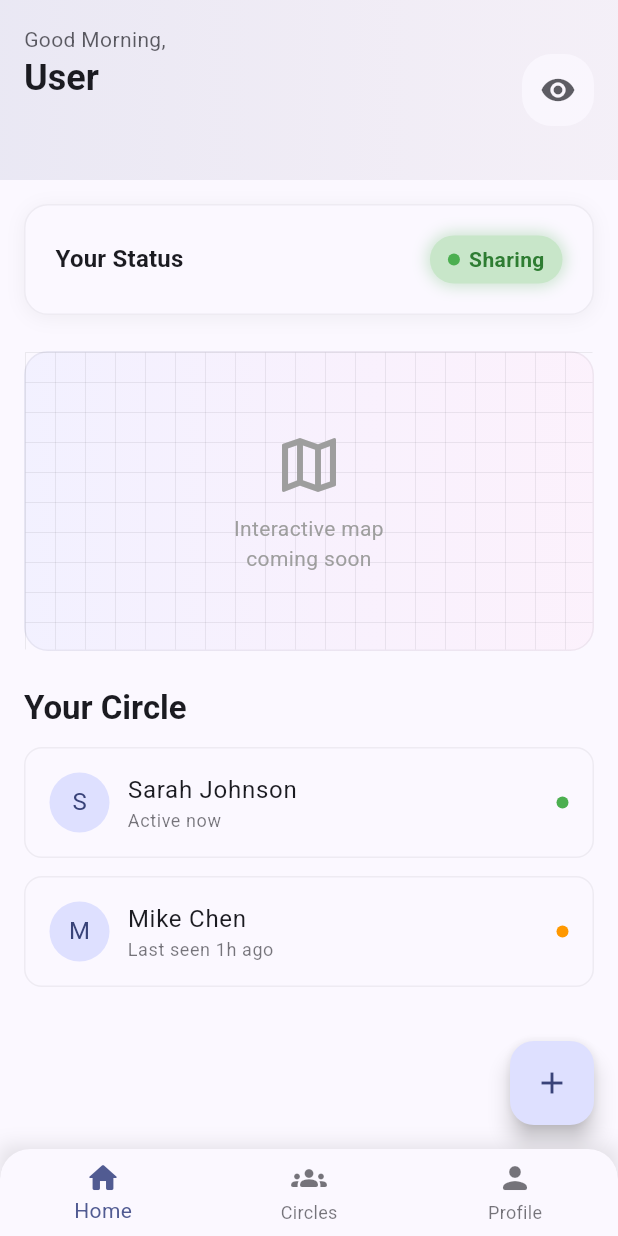
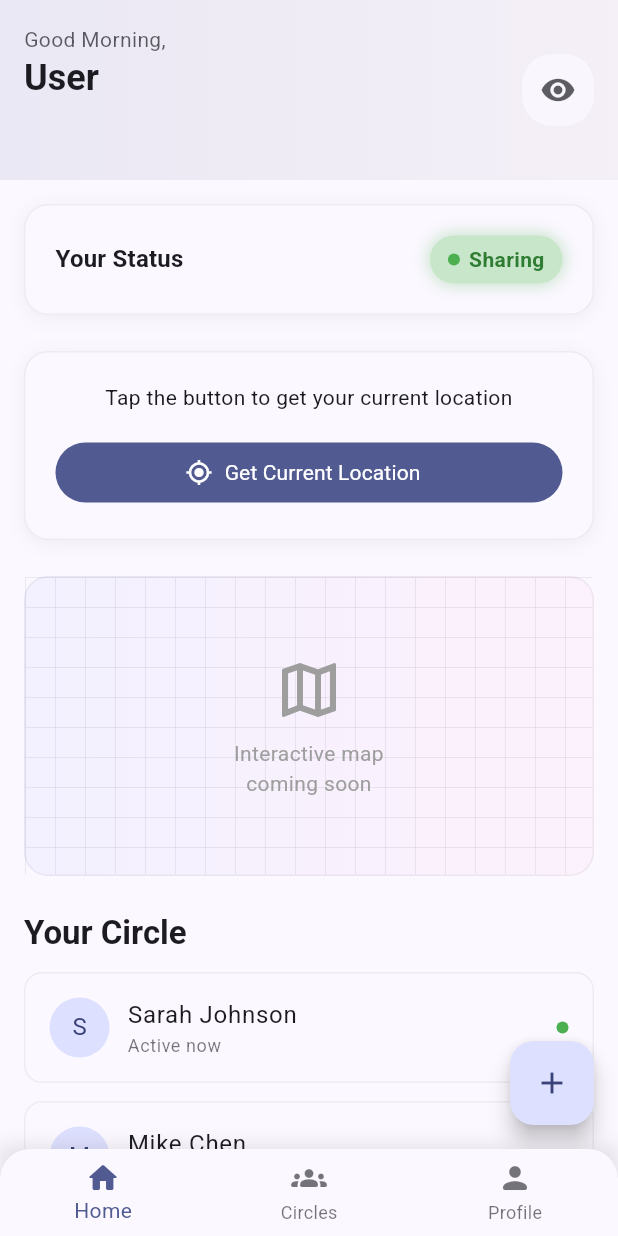
Before and after one commit to xplorjay/WAYWATCH0, a Flutter app: the screen it shows after launch, on a phone screen of 412 x 824 dp. Run offline on Flutter 3.47's test engine with Material 3 defaults, Android fonts, the phone set to English and light mode, and no system bars; our stand-ins replace geolocator, shared_preferences.

Commit message:
added location permissions

```diff
--- a/lib/screens/tabs/home_tab.dart
+++ b/lib/screens/tabs/home_tab.dart
@@ -1,4 +1,5 @@
 import 'package:flutter/material.dart';
+import 'package:geolocator/geolocator.dart';
 
 class HomeTab extends StatefulWidget {
   final String userName;
@@ -17,6 +18,42 @@ class HomeTab extends StatefulWidget {
 class _HomeTabState extends State<HomeTab> with TickerProviderStateMixin {
   late AnimationController _pulseController;
   bool _isGhostModeActive = false;
+  String _locationMessage = 'Tap the button to get your current location';
+
+  Future<void> _getCurrentLocation() async {
+    bool serviceEnabled;
+    LocationPermission permission;
+
+    serviceEnabled = await Geolocator.isLocationServiceEnabled();
+    if (!serviceEnabled) {
+      setState(() => _locationMessage = 'Location services are disabled.');
+      return;
+    }
+
+    permission = await Geolocator.checkPermission();
+    if (permission == LocationPermission.denied) {
+      permission = await Geolocator.requestPermission();
+      if (permission == LocationPermission.denied) {
+        setState(() => _locationMessage = 'Location permissions are denied.');
+        return;
+      }
+    }
+
+    if (permission == LocationPermission.deniedForever) {
+      setState(() => _locationMessage = 'Location permissions are permanently denied.');
+      return;
+    }
+
+    setState(() => _locationMessage = 'Fetching location...');
+    try {
+      Position position = await Geolocator.getCurrentPosition();
+      setState(() {
+        _locationMessage = 'Lat: ${position.latitude.toStringAsFixed(4)}\nLng: ${position.longitude.toStringAsFixed(4)}';
+      });
+    } catch (e) {
+      setState(() => _locationMessage = 'Failed to get location.');
+    }
+  }
 
   @override
   void initState() {
@@ -268,6 +305,42 @@ class _HomeTabState extends State<HomeTab> with TickerProviderStateMixin {
                 ]),
               ),
               const SizedBox(height: 24),
+              // Location Section
+              Container(
+                padding: const EdgeInsets.all(20),
+                decoration: BoxDecoration(
+                  color: Theme.of(context).colorScheme.surface,
+                  borderRadius: BorderRadius.circular(16),
+                  border: Border.all(
+                    color: Theme.of(context).colorScheme.outline.withValues(alpha: 0.1),
+                  ),
+                  boxShadow: [
+                    BoxShadow(
+                      color: Theme.of(context).colorScheme.shadow.withValues(alpha: 0.05),
+                      blurRadius: 10,
+                      offset: const Offset(0, 2),
+                    )
+                  ],
+                ),
+                child: Column(
+                  mainAxisAlignment: MainAxisAlignment.center,
+                  crossAxisAlignment: CrossAxisAlignment.stretch,
+                  children: [
+                    Text(
+                      _locationMessage,
+                      style: Theme.of(context).textTheme.bodyMedium,
+                      textAlign: TextAlign.center,
+                    ),
+                    const SizedBox(height: 16),
+                    FilledButton.icon(
+                      onPressed: _getCurrentLocation,
+                      icon: const Icon(Icons.my_location),
+                      label: const Text('Get Current Location'),
+                    ),
+                  ],
+                ),
+              ),
+              const SizedBox(height: 24),
               // Map Placeholder
               Container(
                 height: 200,
--- a/pubspec.yaml
+++ b/pubspec.yaml
@@ -20,6 +20,8 @@ dependencies:
   lottie: ^3.1.2
   shared_preferences: ^2.2.0
   provider: ^6.0.0
+  geolocator: ^14.0.2
+  permission_handler: ^11.3.1
 
 dev_dependencies:
   flutter_test:
```
Also changed, not shown: pubspec.lock, 2 other files.
